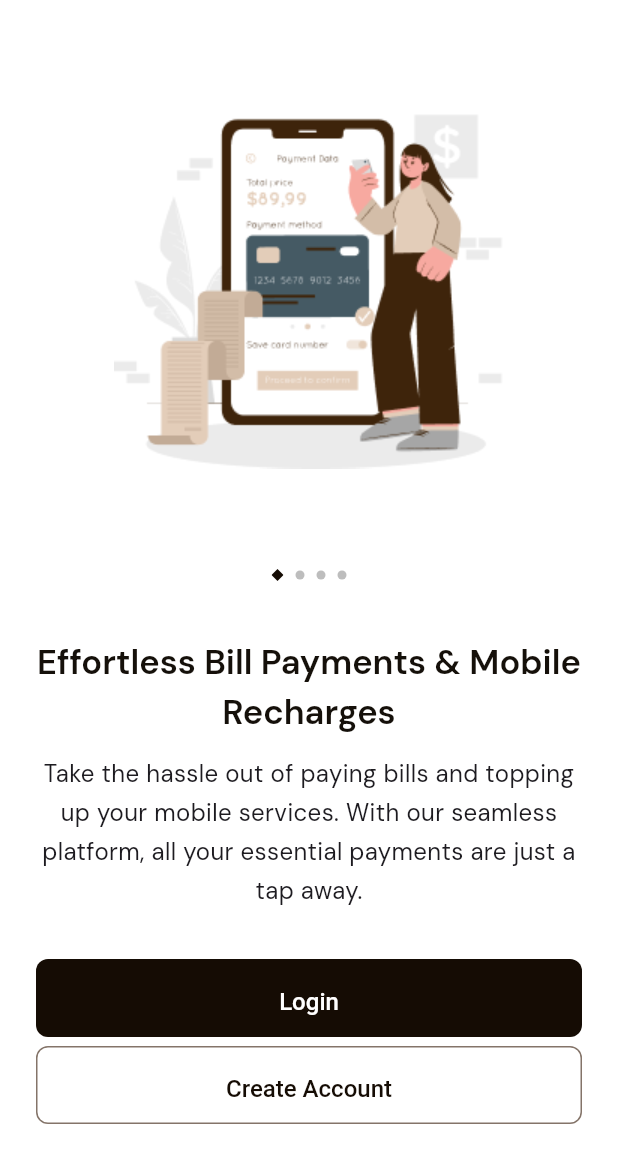
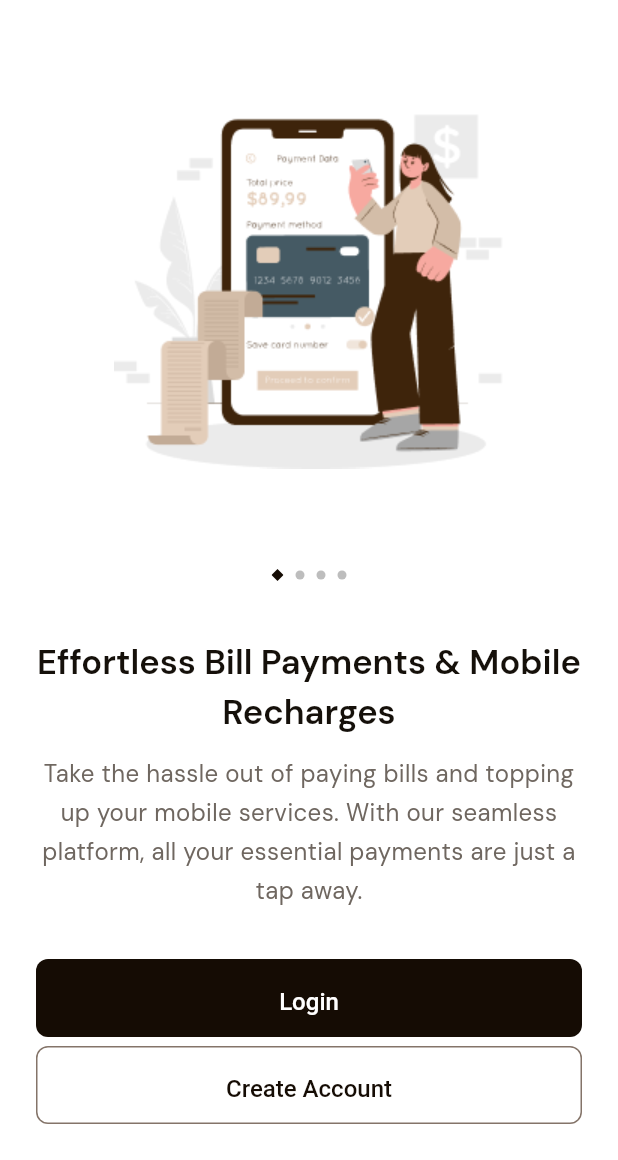
Before and after one commit to debugtitan/vino, a Flutter app: the screen it shows after launch, on a phone screen of 412 x 824 dp, the part 76-1236 px from its top. Run offline on Flutter 3.47's test engine with Material 3 defaults, Android fonts, the phone set to English and light mode, and no system bars; our stand-ins replace google_fonts.

Commit message:
added global texttheme and updated colors

```diff
--- a/lib/utils/themes/dark_mode.dart
+++ b/lib/utils/themes/dark_mode.dart
@@ -1,7 +1,8 @@
 import 'package:flutter/material.dart';
-import 'package:google_fonts/google_fonts.dart';
+import 'package:flutter/services.dart';
 import "package:vino/utils/constants/brand_colors.dart";
 import 'package:vino/utils/themes/components/button_theme.dart';
+import 'package:vino/utils/themes/components/text_theme.dart';
 
 ThemeData darkTheme = ThemeData().copyWith(
   colorScheme: ColorScheme.fromSeed(
@@ -12,8 +13,18 @@ ThemeData darkTheme = ThemeData().copyWith(
     onSurface: Colors.white,
   ),
   brightness: Brightness.dark,
-  textTheme: GoogleFonts.dmSansTextTheme(),
+  textTheme: VinoTextTheme.darkTextTheme,
   scaffoldBackgroundColor: BrandColors.surface,
   filledButtonTheme: VinoButtonTheme.filledButtonTheme,
   outlinedButtonTheme: VinoButtonTheme.outlinedButtonTheme,
+  appBarTheme: AppBarTheme(
+    systemOverlayStyle: SystemUiOverlayStyle(
+      statusBarColor: Colors.transparent,
+      statusBarIconBrightness: Brightness.light,
+      statusBarBrightness: Brightness.dark,
+      systemNavigationBarColor: Colors.transparent,
+      systemNavigationBarIconBrightness: Brightness.light,
+      // systemNavigationBarContrastEnforced: false,
+    ),
+  ),
 );
--- a/lib/utils/themes/light_theme.dart
+++ b/lib/utils/themes/light_theme.dart
@@ -1,7 +1,9 @@
 import 'package:flutter/material.dart';
-import 'package:google_fonts/google_fonts.dart';
+import 'package:flutter/services.dart';
+
 import 'package:vino/utils/constants/brand_colors.dart';
 import 'package:vino/utils/themes/components/button_theme.dart';
+import 'package:vino/utils/themes/components/text_theme.dart';
 
 ThemeData lightTheme = ThemeData().copyWith(
   colorScheme: ColorScheme.fromSeed(
@@ -11,8 +13,17 @@ ThemeData lightTheme = ThemeData().copyWith(
     onPrimary: Colors.white,
     onSurface: BrandColors.surface,
   ),
-  textTheme: GoogleFonts.dmSansTextTheme(),
+  textTheme: VinoTextTheme.lightTextTheme,
   scaffoldBackgroundColor: Colors.white,
   filledButtonTheme: VinoButtonTheme.filledButtonTheme,
-  outlinedButtonTheme: VinoButtonTheme.outlinedButtonTheme
+  outlinedButtonTheme: VinoButtonTheme.outlinedButtonTheme,
+  appBarTheme: AppBarTheme(
+    systemOverlayStyle: SystemUiOverlayStyle(
+      statusBarColor: Colors.transparent,
+      statusBarIconBrightness: Brightness.dark,
+      statusBarBrightness: Brightness.light,
+      systemNavigationBarColor: Colors.transparent,
+      systemNavigationBarIconBrightness: Brightness.dark,
+    ),
+  ),
 );
```
Also changed, not shown: lib/utils/themes/components/text_theme.dart (added, +36 -0 lines).
